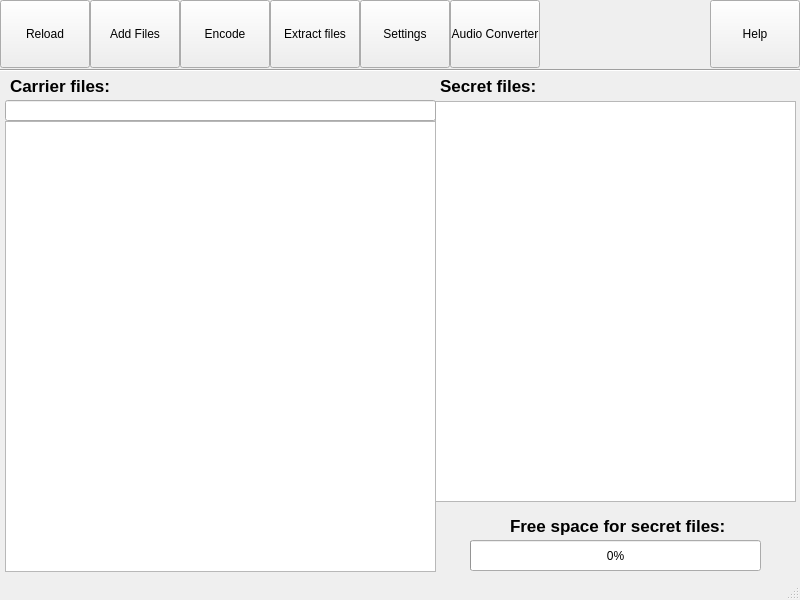
Above: mainwindow.ui from erykrutkowski/Steghide-GUI before the change. Below: the same form after it.
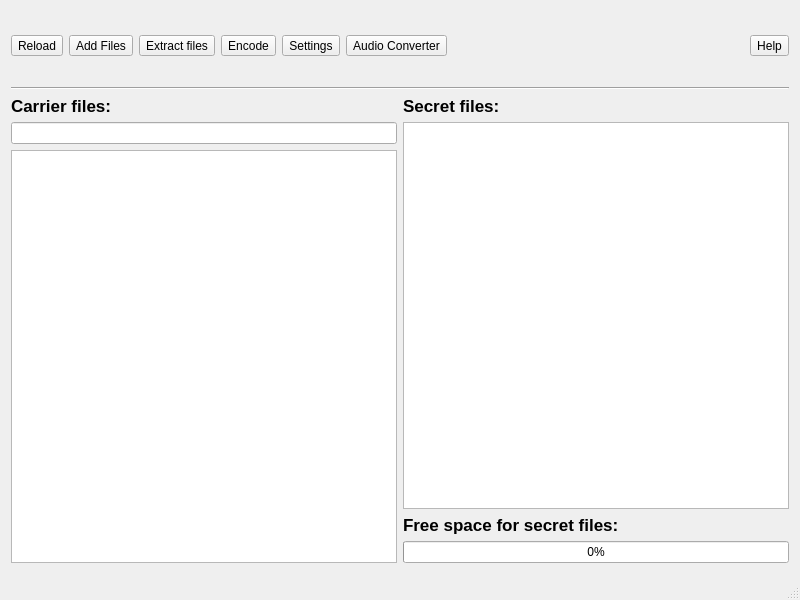
That is the form after the change. Icons and pictures are not drawn.

Commit message: Finally I fixed the MainWindow resizing.

```diff
--- a/mainwindow.ui
+++ b/mainwindow.ui
@@ -10,139 +10,157 @@
     <height>600</height>
    </rect>
   </property>
+  <property name="minimumSize">
+   <size>
+    <width>800</width>
+    <height>600</height>
+   </size>
+  </property>
   <property name="windowTitle">
    <string>Steghide-GUI</string>
   </property>
   <widget class="QWidget" name="centralWidget">
-   <widget class="QToolButton" name="ReloadButton">
+   <property name="layoutDirection">
+    <enum>Qt::LeftToRight</enum>
+   </property>
+   <widget class="QWidget" name="layoutWidget">
     <property name="geometry">
      <rect>
       <x>0</x>
       <y>0</y>
-      <width>90</width>
-      <height>68</height>
+      <width>800</width>
+      <height>574</height>
      </rect>
     </property>
-    <property name="text">
-     <string>Reload</string>
-    </property>
-    <property name="icon">
-     <iconset resource="imageresources.qrc">
-      <normaloff>:/resources/images/reload.png</normaloff>:/resources/images/reload.png</iconset>
-    </property>
-    <property name="iconSize">
-     <size>
-      <width>100</width>
-      <height>40</height>
-     </size>
-    </property>
-    <property name="toolButtonStyle">
-     <enum>Qt::ToolButtonTextUnderIcon</enum>
-    </property>
-   </widget>
-   <widget class="QToolButton" name="AddFilesButton">
-    <property name="geometry">
-     <rect>
-      <x>90</x>
-      <y>0</y>
-      <width>90</width>
-      <height>68</height>
-     </rect>
-    </property>
+    <layout class="QGridLayout" name="gridLayout">
+     <item row="3" column="0" colspan="2">
+      <widget class="QLineEdit" name="FilesAndFolders_MainPath">
+       <property name="sizePolicy">
+        <sizepolicy hsizetype="Preferred" vsizetype="Fixed">
+         <horstretch>0</horstretch>
+         <verstretch>0</verstretch>
+        </sizepolicy>
+       </property>
     <property name="text">
-     <string>Add Files</string>
-    </property>
-    <property name="icon">
-     <iconset resource="imageresources.qrc">
-      <normaloff>:/resources/images/add.png</normaloff>:/resources/images/add.png</iconset>
-    </property>
-    <property name="iconSize">
-     <size>
-      <width>100</width>
-      <height>40</height>
-     </size>
-    </property>
-    <property name="toolButtonStyle">
-     <enum>Qt::ToolButtonTextUnderIcon</enum>
-    </property>
-   </widget>
-   <widget class="QToolButton" name="EncodeButton">
-    <property name="geometry">
-     <rect>
-      <x>180</x>
-      <y>0</y>
-      <width>90</width>
-      <height>68</height>
-     </rect>
-    </property>
+        <string/>
+       </property>
+      </widget>
+     </item>
+     <item row="5" column="2" colspan="2">
+      <widget class="QLabel" name="label_2">
+       <property name="sizePolicy">
+        <sizepolicy hsizetype="MinimumExpanding" vsizetype="Fixed">
+         <horstretch>0</horstretch>
+         <verstretch>0</verstretch>
+        </sizepolicy>
+       </property>
+       <property name="font">
+        <font>
+         <pointsize>13</pointsize>
+         <weight>75</weight>
+         <bold>true</bold>
+        </font>
+       </property>
     <property name="text">
-     <string>Encode</string>
-    </property>
-    <property name="icon">
-     <iconset resource="imageresources.qrc">
-      <normaloff>:/resources/images/encode.png</normaloff>:/resources/images/encode.png</iconset>
-    </property>
-    <property name="iconSize">
-     <size>
-      <width>100</width>
-      <height>40</height>
-     </size>
-    </property>
-    <property name="toolButtonStyle">
-     <enum>Qt::ToolButtonTextUnderIcon</enum>
-    </property>
-   </widget>
-   <widget class="QToolButton" name="ExtractButton">
-    <property name="geometry">
-     <rect>
-      <x>270</x>
-      <y>0</y>
-      <width>90</width>
-      <height>68</height>
-     </rect>
-    </property>
+        <string>Free space for secret files:</string>
+       </property>
+      </widget>
+     </item>
+     <item row="2" column="2" colspan="2">
+      <widget class="QLabel" name="label_1">
+       <property name="sizePolicy">
+        <sizepolicy hsizetype="MinimumExpanding" vsizetype="Fixed">
+         <horstretch>0</horstretch>
+         <verstretch>0</verstretch>
+        </sizepolicy>
+       </property>
+       <property name="font">
+        <font>
+         <pointsize>13</pointsize>
+         <weight>75</weight>
+         <bold>true</bold>
+        </font>
+       </property>
     <property name="text">
-     <string>Extract files</string>
-    </property>
-    <property name="icon">
-     <iconset resource="imageresources.qrc">
-      <normaloff>:/resources/images/extract.png</normaloff>:/resources/images/extract.png</iconset>
-    </property>
-    <property name="iconSize">
-     <size>
-      <width>100</width>
-      <height>40</height>
-     </size>
-    </property>
-    <property name="toolButtonStyle">
-     <enum>Qt::ToolButtonTextUnderIcon</enum>
-    </property>
-   </widget>
+        <string>Secret files:</string>
+       </property>
+      </widget>
+     </item>
+     <item row="4" column="0" rowspan="3" colspan="2">
    <widget class="QTreeView" name="FilesAndFoldersTreeView">
-    <property name="geometry">
-     <rect>
-      <x>5</x>
-      <y>121</y>
-      <width>431</width>
-      <height>451</height>
-     </rect>
-    </property>
-   </widget>
+       <property name="sizePolicy">
+        <sizepolicy hsizetype="Preferred" vsizetype="Preferred">
+         <horstretch>0</horstretch>
+         <verstretch>0</verstretch>
+        </sizepolicy>
+       </property>
+       <property name="sizeAdjustPolicy">
+        <enum>QAbstractScrollArea::AdjustToContents</enum>
+       </property>
+       <property name="uniformRowHeights">
+        <bool>true</bool>
+       </property>
+       <property name="sortingEnabled">
+        <bool>true</bool>
+       </property>
+       <attribute name="headerCascadingSectionResizes">
+        <bool>true</bool>
+       </attribute>
+      </widget>
+     </item>
+     <item row="2" column="0" colspan="2">
+      <widget class="QLabel" name="label_0">
+       <property name="sizePolicy">
+        <sizepolicy hsizetype="Preferred" vsizetype="Fixed">
+         <horstretch>0</horstretch>
+         <verstretch>0</verstretch>
+        </sizepolicy>
+       </property>
+       <property name="font">
+        <font>
+         <pointsize>13</pointsize>
+         <weight>75</weight>
+         <bold>true</bold>
+        </font>
+       </property>
+       <property name="text">
+        <string>Carrier files:</string>
+       </property>
+      </widget>
+     </item>
+     <item row="6" column="2" colspan="2">
+      <widget class="QProgressBar" name="FreeSpaceProgressBar">
+       <property name="sizePolicy">
+        <sizepolicy hsizetype="MinimumExpanding" vsizetype="Fixed">
+         <horstretch>0</horstretch>
+         <verstretch>0</verstretch>
+        </sizepolicy>
+       </property>
+       <property name="minimum">
+        <number>0</number>
+       </property>
+       <property name="maximum">
+        <number>100</number>
+       </property>
+       <property name="value">
+        <number>0</number>
+       </property>
+       <property name="textVisible">
+        <bool>true</bool>
+       </property>
+      </widget>
+     </item>
+     <item row="3" column="2" rowspan="2" colspan="2">
    <widget class="QTableView" name="FileTableView">
-    <property name="geometry">
-     <rect>
-      <x>435</x>
-      <y>101</y>
-      <width>361</width>
-      <height>401</height>
-     </rect>
-    </property>
     <property name="sizePolicy">
-     <sizepolicy hsizetype="Fixed" vsizetype="Fixed">
+        <sizepolicy hsizetype="Preferred" vsizetype="Preferred">
       <horstretch>0</horstretch>
       <verstretch>0</verstretch>
      </sizepolicy>
     </property>
+       <property name="sizeAdjustPolicy">
+        <enum>QAbstractScrollArea::AdjustToContents</enum>
+       </property>
     <property name="editTriggers">
      <set>QAbstractItemView::NoEditTriggers</set>
     </property>
@@ -150,21 +168,59 @@
      <bool>true</bool>
     </attribute>
     <attribute name="horizontalHeaderDefaultSectionSize">
-     <number>170</number>
+        <number>180</number>
+       </attribute>
+       <attribute name="horizontalHeaderMinimumSectionSize">
+        <number>30</number>
     </attribute>
     <attribute name="horizontalHeaderShowSortIndicator" stdset="0">
      <bool>false</bool>
     </attribute>
-   </widget>
+       <attribute name="horizontalHeaderStretchLastSection">
+        <bool>true</bool>
+       </attribute>
+       <attribute name="verticalHeaderCascadingSectionResizes">
+        <bool>false</bool>
+       </attribute>
+       <attribute name="verticalHeaderMinimumSectionSize">
+        <number>30</number>
+       </attribute>
+       <attribute name="verticalHeaderStretchLastSection">
+        <bool>true</bool>
+       </attribute>
+      </widget>
+     </item>
+     <item row="1" column="0" colspan="4">
+      <widget class="Line" name="line">
+       <property name="orientation">
+        <enum>Qt::Horizontal</enum>
+       </property>
+      </widget>
+     </item>
+     <item row="0" column="0" colspan="4">
+      <layout class="QGridLayout" name="MenuGridLayout">
+       <item row="0" column="1">
+        <widget class="QToolButton" name="AddFilesButton">
+         <property name="text">
+          <string>Add Files</string>
+         </property>
+         <property name="icon">
+          <iconset resource="imageresources.qrc">
+           <normaloff>:/resources/images/add.png</normaloff>:/resources/images/add.png</iconset>
+         </property>
+         <property name="iconSize">
+          <size>
+           <width>100</width>
+           <height>40</height>
+          </size>
+         </property>
+         <property name="toolButtonStyle">
+          <enum>Qt::ToolButtonTextUnderIcon</enum>
+         </property>
+        </widget>
+       </item>
+       <item row="0" column="4">
    <widget class="QToolButton" name="SettingsButton">
-    <property name="geometry">
-     <rect>
-      <x>360</x>
-      <y>0</y>
-      <width>90</width>
-      <height>68</height>
-     </rect>
-    </property>
     <property name="text">
      <string>Settings</string>
     </property>
@@ -182,15 +238,9 @@
      <enum>Qt::ToolButtonTextUnderIcon</enum>
     </property>
    </widget>
+       </item>
+       <item row="0" column="5">
    <widget class="QToolButton" name="ConverButton">
-    <property name="geometry">
-     <rect>
-      <x>450</x>
-      <y>0</y>
-      <width>90</width>
-      <height>68</height>
-     </rect>
-    </property>
     <property name="font">
      <font>
       <pointsize>9</pointsize>
@@ -213,15 +263,49 @@
      <enum>Qt::ToolButtonTextUnderIcon</enum>
     </property>
    </widget>
+       </item>
+       <item row="0" column="0">
+        <widget class="QToolButton" name="ReloadButton">
+         <property name="text">
+          <string>Reload</string>
+         </property>
+         <property name="icon">
+          <iconset resource="imageresources.qrc">
+           <normaloff>:/resources/images/reload.png</normaloff>:/resources/images/reload.png</iconset>
+         </property>
+         <property name="iconSize">
+          <size>
+           <width>100</width>
+           <height>40</height>
+          </size>
+         </property>
+         <property name="toolButtonStyle">
+          <enum>Qt::ToolButtonTextUnderIcon</enum>
+         </property>
+        </widget>
+       </item>
+       <item row="0" column="2">
+        <widget class="QToolButton" name="ExtractButton">
+         <property name="text">
+          <string>Extract files</string>
+         </property>
+         <property name="icon">
+          <iconset resource="imageresources.qrc">
+           <normaloff>:/resources/images/extract.png</normaloff>:/resources/images/extract.png</iconset>
+         </property>
+         <property name="iconSize">
+          <size>
+           <width>100</width>
+           <height>40</height>
+          </size>
+         </property>
+         <property name="toolButtonStyle">
+          <enum>Qt::ToolButtonTextUnderIcon</enum>
+         </property>
+        </widget>
+       </item>
+       <item row="0" column="7">
    <widget class="QToolButton" name="HelpButton">
-    <property name="geometry">
-     <rect>
-      <x>710</x>
-      <y>0</y>
-      <width>90</width>
-      <height>68</height>
-     </rect>
-    </property>
     <property name="text">
      <string>Help</string>
     </property>
@@ -239,113 +323,55 @@
      <enum>Qt::ToolButtonTextUnderIcon</enum>
     </property>
    </widget>
-   <widget class="QProgressBar" name="FreeSpaceProgressBar">
-    <property name="geometry">
-     <rect>
-      <x>470</x>
-      <y>540</y>
-      <width>291</width>
-      <height>31</height>
-     </rect>
-    </property>
-    <property name="minimum">
-     <number>0</number>
-    </property>
-    <property name="maximum">
-     <number>100</number>
-    </property>
-    <property name="value">
-     <number>0</number>
-    </property>
-    <property name="textVisible">
-     <bool>true</bool>
-    </property>
-   </widget>
-   <widget class="QLabel" name="label_2">
-    <property name="geometry">
-     <rect>
-      <x>510</x>
-      <y>510</y>
-      <width>221</width>
-      <height>31</height>
-     </rect>
-    </property>
-    <property name="font">
-     <font>
-      <pointsize>13</pointsize>
-      <weight>75</weight>
-      <bold>true</bold>
-     </font>
-    </property>
+       </item>
+       <item row="0" column="3">
+        <widget class="QToolButton" name="EncodeButton">
     <property name="text">
-     <string>Free space for secret files:</string>
-    </property>
-   </widget>
-   <widget class="QLabel" name="label_0">
-    <property name="geometry">
-     <rect>
-      <x>10</x>
-      <y>70</y>
-      <width>221</width>
-      <height>31</height>
-     </rect>
-    </property>
-    <property name="font">
-     <font>
-      <pointsize>13</pointsize>
-      <weight>75</weight>
-      <bold>true</bold>
-     </font>
-    </property>
-    <property name="text">
-     <string>Carrier files:</string>
-    </property>
-   </widget>
-   <widget class="QLabel" name="label_1">
-    <property name="geometry">
-     <rect>
-      <x>440</x>
-      <y>70</y>
-      <width>221</width>
-      <height>31</height>
-     </rect>
-    </property>
-    <property name="font">
-     <font>
-      <pointsize>13</pointsize>
-      <weight>75</weight>
-      <bold>true</bold>
-     </font>
-    </property>
-    <property name="text">
-     <string>Secret files:</string>
-    </property>
-   </widget>
-   <widget class="Line" name="line">
-    <property name="geometry">
-     <rect>
-      <x>0</x>
-      <y>60</y>
-      <width>800</width>
-      <height>20</height>
-     </rect>
-    </property>
+          <string>Encode</string>
+         </property>
+         <property name="icon">
+          <iconset resource="imageresources.qrc">
+           <normaloff>:/resources/images/encode.png</normaloff>:/resources/images/encode.png</iconset>
+         </property>
+         <property name="iconSize">
+          <size>
+           <width>100</width>
+           <height>40</height>
+          </size>
+         </property>
+         <property name="toolButtonStyle">
+          <enum>Qt::ToolButtonTextUnderIcon</enum>
+         </property>
+        </widget>
+       </item>
+       <item row="0" column="6">
+        <spacer name="horizontalSpacer">
     <property name="orientation">
      <enum>Qt::Horizontal</enum>
     </property>
-   </widget>
-   <widget class="QLineEdit" name="FilesAndFolders_MainPath">
-    <property name="geometry">
-     <rect>
-      <x>5</x>
-      <y>100</y>
-      <width>431</width>
-      <height>21</height>
-     </rect>
-    </property>
-    <property name="text">
-     <string/>
-    </property>
+         <property name="sizeType">
+          <enum>QSizePolicy::Expanding</enum>
+         </property>
+         <property name="sizeHint" stdset="0">
+          <size>
+           <width>13</width>
+           <height>70</height>
+          </size>
+         </property>
+        </spacer>
+       </item>
+      </layout>
+     </item>
+    </layout>
+    <zorder>FreeSpaceProgressBar</zorder>
+    <zorder>label_2</zorder>
+    <zorder>line</zorder>
+    <zorder>FileTableView</zorder>
+    <zorder>label_1</zorder>
+    <zorder>FilesAndFoldersTreeView</zorder>
+    <zorder>FilesAndFolders_MainPath</zorder>
+    <zorder>label_0</zorder>
+    <zorder></zorder>
    </widget>
   </widget>
   <widget class="QStatusBar" name="statusBar"/>
```
Lines whose indentation alone changed are shown as unchanged. The commit also changes 2 other files.
